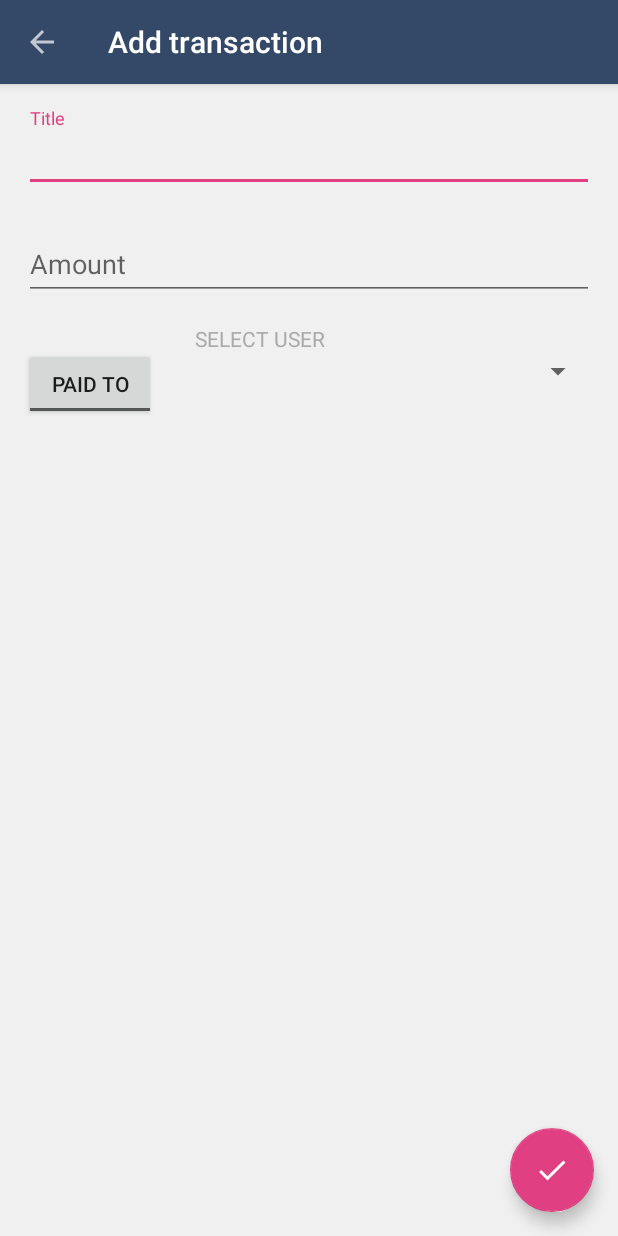
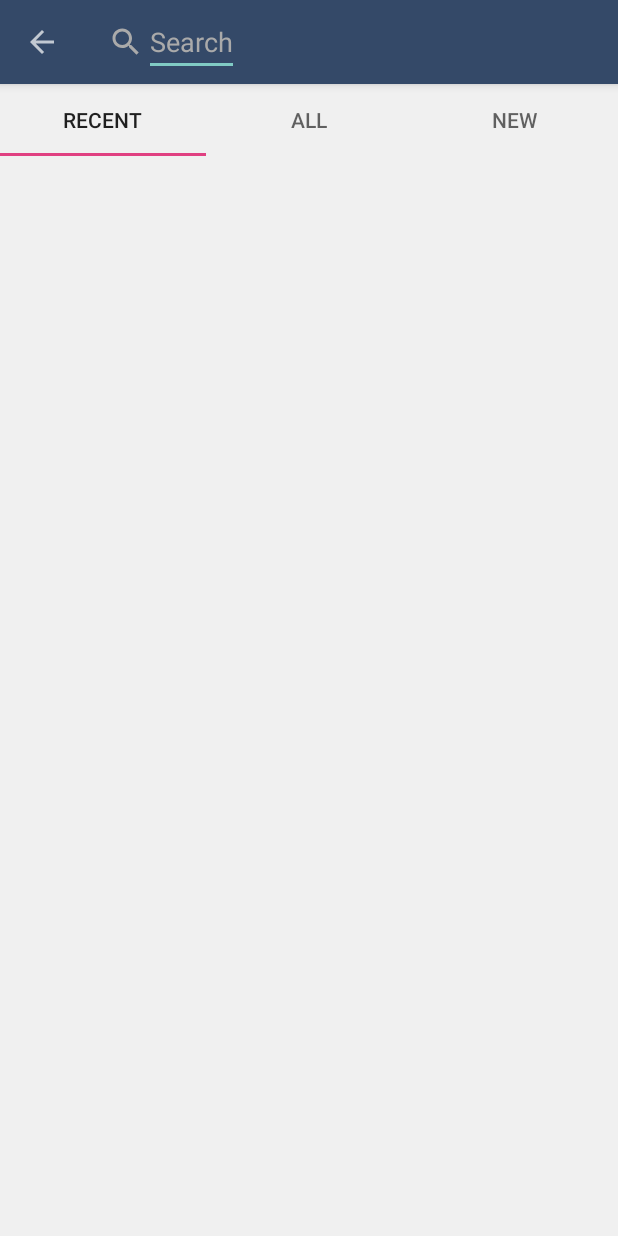
Before and after one commit to toggle-corp/paiso, an Android app: the screen it shows after launch once a user with an empty profile is signed in (AddTransactionActivity before the commit, SearchContactActivity after it), after a tap on an icon or button, on a phone screen of 412 x 824 dp. Run offline under Robolectric (Android 15) with nearby library versions, the phone set to English and light mode, and no system bars; our stand-ins replace CircleImageView, Firebase (no records; nobody signed in at launch, a user with empty details on screens opened directly), Picasso.

Commit message:
Create search activity layout

```diff
--- a/app/src/main/AndroidManifest.xml
+++ b/app/src/main/AndroidManifest.xml
@@ -24,6 +24,7 @@
         <activity android:name=".AddTransactionActivity"
             android:windowSoftInputMode="adjustResize"/>
         <activity android:name=".UserDetailsActivity"/>
+        <activity android:name=".SearchContactActivity"/>
 
     </application>
 
--- a/app/src/main/java/com/togglecorp/paiso/DashboardFragment.java
+++ b/app/src/main/java/com/togglecorp/paiso/DashboardFragment.java
@@ -48,7 +48,9 @@ public class DashboardFragment extends Fragment implements RefreshListener {
         fab.setOnClickListener(new View.OnClickListener() {
             @Override
             public void onClick(View view) {
-                startActivity(new Intent(getActivity(), AddTransactionActivity.class));
+//                startActivity(new Intent(getActivity(), AddTransactionActivity.class));
+                startActivity(new Intent(getActivity(), SearchContactActivity.class));
+
             }
         });
 
--- a/app/src/main/java/com/togglecorp/paiso/MainActivity.java
+++ b/app/src/main/java/com/togglecorp/paiso/MainActivity.java
@@ -35,7 +35,7 @@ public class MainActivity extends AppCompatActivity {
     private DrawerLayout mDrawerLayout;
     private NavigationDrawerAdapter mNavigationAdapter;
 
-    DashboardFragment mDashboardFragment = new DashboardFragment();
+    private DashboardFragment mDashboardFragment = new DashboardFragment();
 
     @Override
     protected void onCreate(Bundle savedInstanceState) {
--- /dev/null
+++ b/app/src/main/java/com/togglecorp/paiso/SearchContactActivity.java
@@ -0,0 +1,40 @@
+package com.togglecorp.paiso;
+
+import android.os.Bundle;
+import android.support.v7.app.ActionBar;
+import android.support.v7.app.AppCompatActivity;
+import android.support.v7.widget.Toolbar;
+import android.view.MenuItem;
+
+public class SearchContactActivity extends AppCompatActivity {
+
+    @Override
+    protected void onCreate(Bundle savedInstanceState) {
+        super.onCreate(savedInstanceState);
+        setContentView(R.layout.activity_select_contact);
+
+        // The toolbar
+        Toolbar toolbar = (Toolbar) findViewById(R.id.toolbar);
+        setSupportActionBar(toolbar);
+
+        ActionBar actionBar = getSupportActionBar();
+        if (actionBar != null) {
+            actionBar.setDisplayHomeAsUpEnabled(true);
+            actionBar.setHomeButtonEnabled(true);
+        }
+
+        setTitle("");
+    }
+
+    @Override
+    public boolean onOptionsItemSelected(MenuItem item) {
+        switch (item.getItemId()) {
+            // Back button
+            case android.R.id.home:
+                onBackPressed();
+                return true;
+            default:
+                return super.onOptionsItemSelected(item);
+        }
+    }
+}
--- /dev/null
+++ b/app/src/main/res/drawable/ic_search.xml
@@ -0,0 +1,9 @@
+<vector xmlns:android="http://schemas.android.com/apk/res/android"
+        android:width="24dp"
+        android:height="24dp"
+        android:viewportWidth="24.0"
+        android:viewportHeight="24.0">
+    <path
+        android:fillColor="@color/colorLabel"
+        android:pathData="M15.5,14h-0.79l-0.28,-0.27C15.41,12.59 16,11.11 16,9.5 16,5.91 13.09,3 9.5,3S3,5.91 3,9.5 5.91,16 9.5,16c1.61,0 3.09,-0.59 4.23,-1.57l0.27,0.28v0.79l5,4.99L20.49,19l-4.99,-5zM9.5,14C7.01,14 5,11.99 5,9.5S7.01,5 9.5,5 14,7.01 14,9.5 11.99,14 9.5,14z"/>
+</vector>
--- /dev/null
+++ b/app/src/main/res/layout/activity_select_contact.xml
@@ -0,0 +1,66 @@
+<?xml version="1.0" encoding="utf-8"?>
+<LinearLayout xmlns:android="http://schemas.android.com/apk/res/android"
+    xmlns:app="http://schemas.android.com/apk/res-auto"
+    android:orientation="vertical"
+    android:layout_width="match_parent"
+    android:layout_height="match_parent">
+
+    <android.support.v7.widget.Toolbar
+        android:id="@+id/toolbar"
+        app:theme="@style/AppToolbarTheme"
+        android:layout_width="match_parent"
+        android:layout_height="?attr/actionBarSize"
+        android:elevation="4dp"
+        android:background="@color/colorPrimary"
+        android:fitsSystemWindows="true">
+
+        <ImageView
+            android:contentDescription="Enter name"
+            android:layout_gravity="start"
+            android:layout_width="wrap_content"
+            android:layout_height="wrap_content"
+            android:src="@drawable/ic_search"/>
+        <EditText
+            android:id="@+id/input_search"
+            android:layout_width="wrap_content"
+            android:layout_height="wrap_content"
+            android:textColor="#fff"
+            android:textColorHint="@color/colorLabel"
+            android:hint="Search" />
+
+    </android.support.v7.widget.Toolbar>
+
+    <android.support.design.widget.TabLayout
+        android:layout_width="match_parent"
+        android:layout_height="wrap_content">
+        <android.support.design.widget.TabItem
+            android:layout_width="wrap_content"
+            android:layout_height="wrap_content"
+            android:text="Recent"/>
+        <android.support.design.widget.TabItem
+            android:layout_width="wrap_content"
+            android:layout_height="wrap_content"
+            android:text="All"/>
+        <android.support.design.widget.TabItem
+            android:layout_width="wrap_content"
+            android:layout_height="wrap_content"
+            android:text="New"/>
+    </android.support.design.widget.TabLayout>
+
+
+    <LinearLayout
+        android:layout_width="match_parent"
+        android:layout_height="match_parent"
+        android:orientation="vertical"
+        android:paddingTop="@dimen/activity_vertical_margin"
+        android:paddingBottom="@dimen/activity_vertical_margin"
+        android:paddingStart="@dimen/activity_horizontal_margin"
+        android:paddingEnd="@dimen/activity_horizontal_margin">
+
+        <android.support.v7.widget.RecyclerView
+            android:layout_marginTop="10dp"
+            android:layout_width="match_parent"
+            android:layout_height="match_parent"/>
+    </LinearLayout>
+
+</LinearLayout>
```
